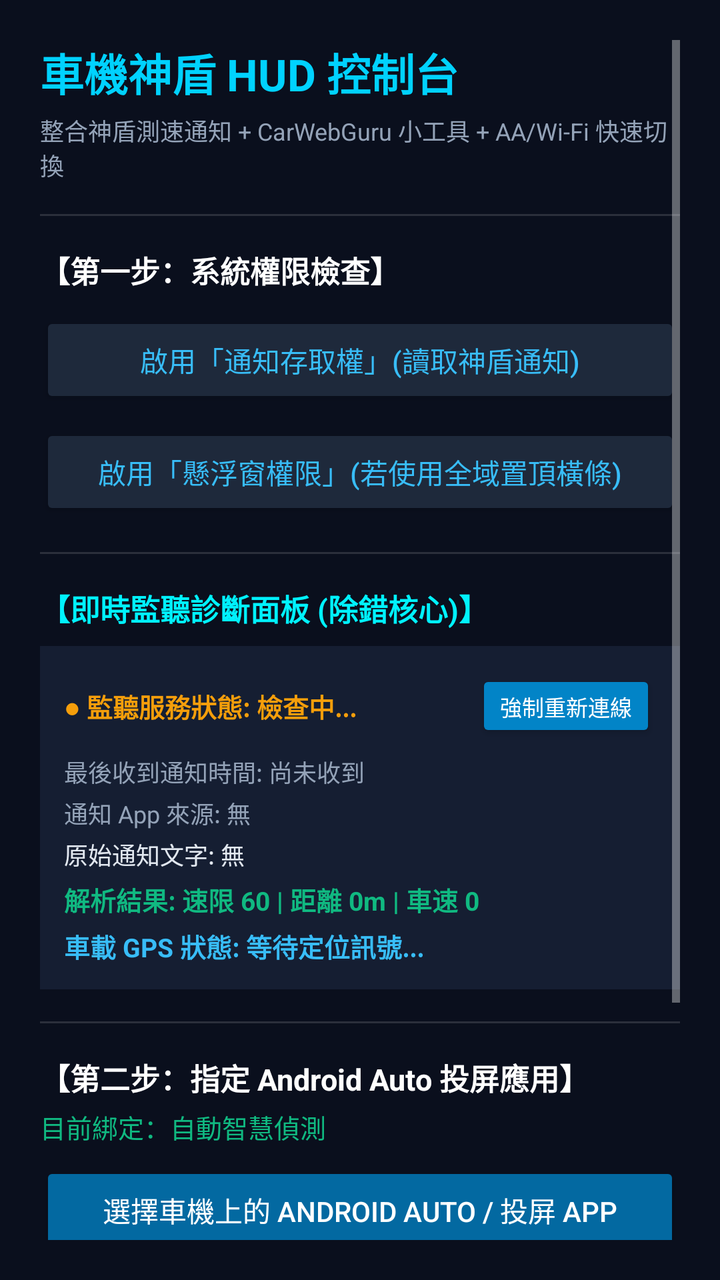
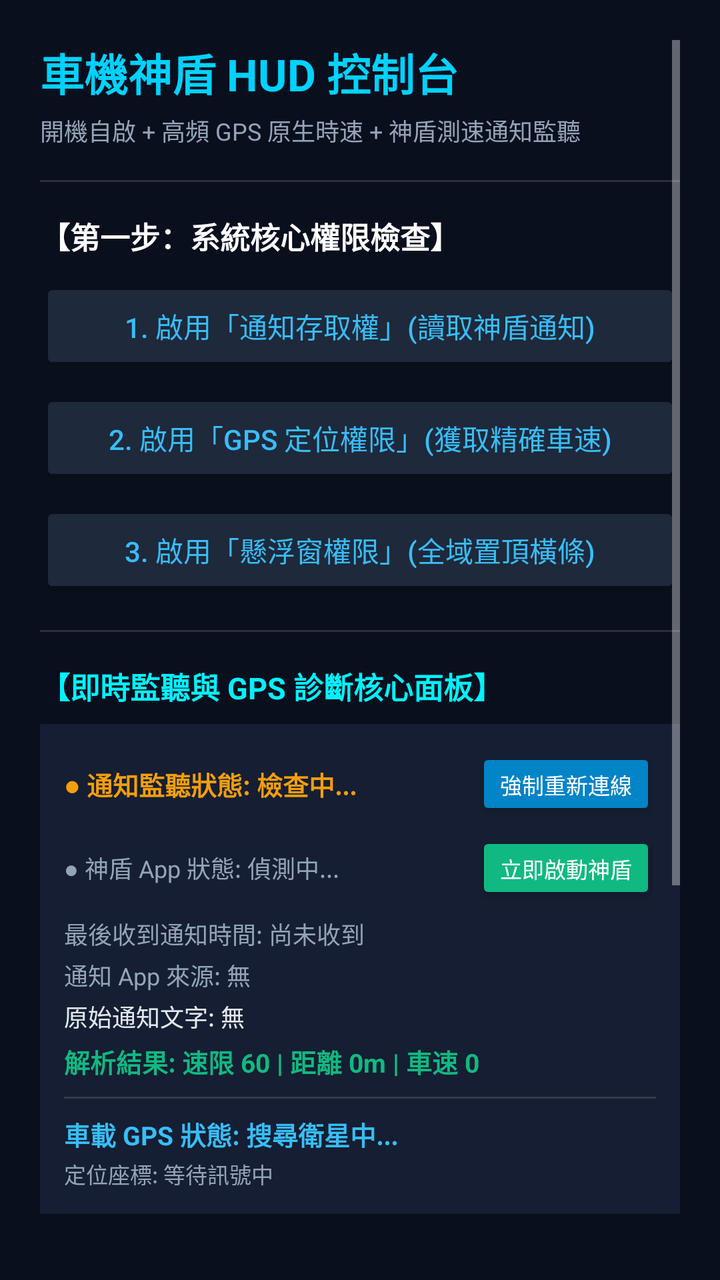

An Android layout rendered at two revisions. The XML below is the earlier revision; the diff shows what the commit changed to produce the second picture.
<!-- AndroidManifest.xml: application theme Theme.AppCompat.NoActionBar -->
<!-- res/layout/activity_main.xml -->
<?xml version="1.0" encoding="utf-8"?>
<ScrollView xmlns:android="http://schemas.android.com/apk/res/android"
    android:layout_width="match_parent"
    android:layout_height="match_parent"
    android:background="#0A0F1D"
    android:padding="20dp">

    <LinearLayout
        android:layout_width="match_parent"
        android:layout_height="wrap_content"
        android:orientation="vertical">

        <TextView
            android:layout_width="wrap_content"
            android:layout_height="wrap_content"
            android:text="車機神盾 HUD 控制台"
            android:textColor="#00D2FF"
            android:textSize="22sp"
            android:textStyle="bold" />

        <TextView
            android:layout_width="wrap_content"
            android:layout_height="wrap_content"
            android:layout_marginTop="4dp"
            android:text="整合神盾測速通知 + CarWebGuru 小工具 + AA/Wi-Fi 快速切換"
            android:textColor="#94A3B8"
            android:textSize="12sp" />

        <View
            android:layout_width="match_parent"
            android:layout_height="1dp"
            android:layout_marginTop="16dp"
            android:layout_marginBottom="16dp"
            android:background="#22FFFFFF" />

        
        <TextView
            android:layout_width="wrap_content"
            android:layout_height="wrap_content"
            android:text="【第一步：系統權限檢查】"
            android:textColor="#FFFFFF"
            android:textSize="15sp"
            android:textStyle="bold" />

        <Button
            android:id="@+id/btn_grant_notification"
            android:layout_width="match_parent"
            android:layout_height="48dp"
            android:layout_marginTop="10dp"
            android:backgroundTint="#1E293B"
            android:text="啟用「通知存取權」(讀取神盾通知)"
            android:textColor="#38BDF8" />

        <Button
            android:id="@+id/btn_grant_overlay"
            android:layout_width="match_parent"
            android:layout_height="48dp"
            android:layout_marginTop="8dp"
            android:backgroundTint="#1E293B"
            android:text="啟用「懸浮窗權限」(若使用全域置頂橫條)"
            android:textColor="#38BDF8" />

        <View
            android:layout_width="match_parent"
            android:layout_height="1dp"
            android:layout_marginTop="16dp"
            android:layout_marginBottom="16dp"
            android:background="#22FFFFFF" />

        
        <TextView
            android:layout_width="wrap_content"
            android:layout_height="wrap_content"
            android:text="【即時監聽診斷面板 (除錯核心)】"
            android:textColor="#00F2FE"
            android:textSize="15sp"
            android:textStyle="bold" />

        <LinearLayout
            android:layout_width="match_parent"
            android:layout_height="wrap_content"
            android:layout_marginTop="8dp"
            android:background="#151E32"
            android:orientation="vertical"
            android:padding="12dp">

            <LinearLayout
                android:layout_width="match_parent"
                android:layout_height="wrap_content"
                android:gravity="center_vertical"
                android:orientation="horizontal">

                <TextView
                    android:id="@+id/tv_listener_status"
                    android:layout_width="0dp"
                    android:layout_height="wrap_content"
                    android:layout_weight="1"
                    android:text="● 監聽服務狀態: 檢查中..."
                    android:textColor="#F59E0B"
                    android:textSize="13sp"
                    android:textStyle="bold" />

                <Button
                    android:id="@+id/btn_rebind_listener"
                    android:layout_width="wrap_content"
                    android:layout_height="36dp"
                    android:backgroundTint="#0284C7"
                    android:text="強制重新連線"
                    android:textSize="11sp" />
            </LinearLayout>

            <TextView
                android:id="@+id/tv_diag_time"
                android:layout_width="wrap_content"
                android:layout_height="wrap_content"
                android:layout_marginTop="6dp"
                android:text="最後收到通知時間: 尚未收到"
                android:textColor="#94A3B8"
                android:textSize="12sp" />

            <TextView
                android:id="@+id/tv_diag_pkg"
                android:layout_width="wrap_content"
                android:layout_height="wrap_content"
                android:layout_marginTop="3dp"
                android:text="通知 App 來源: 無"
                android:textColor="#94A3B8"
                android:textSize="12sp" />

            <TextView
                android:id="@+id/tv_diag_raw"
                android:layout_width="wrap_content"
                android:layout_height="wrap_content"
                android:layout_marginTop="3dp"
                android:text="原始通知文字: 無"
                android:textColor="#E2E8F0"
                android:textSize="12sp" />

            <TextView
                android:id="@+id/tv_diag_parsed"
                android:layout_width="wrap_content"
                android:layout_height="wrap_content"
                android:layout_marginTop="4dp"
                android:text="解析結果: 速限 60 | 距離 0m | 車速 0"
                android:textColor="#10B981"
                android:textSize="13sp"
                android:textStyle="bold" />

            <TextView
                android:id="@+id/tv_diag_gps"
                android:layout_width="wrap_content"
                android:layout_height="wrap_content"
                android:layout_marginTop="4dp"
                android:text="車載 GPS 狀態: 等待定位訊號..."
                android:textColor="#38BDF8"
                android:textSize="13sp"
                android:textStyle="bold" />
        </LinearLayout>

        <View
            android:layout_width="match_parent"
            android:layout_height="1dp"
            android:layout_marginTop="16dp"
            android:layout_marginBottom="16dp"
            android:background="#22FFFFFF" />

        
        <TextView
            android:layout_width="wrap_content"
            android:layout_height="wrap_content"
            android:text="【第二步：指定 Android Auto 投屏應用】"
            android:textColor="#FFFFFF"
            android:textSize="15sp"
            android:textStyle="bold" />

        <TextView
            android:id="@+id/tv_current_aa_pkg"
            android:layout_width="wrap_content"
            android:layout_height="wrap_content"
            android:layout_marginTop="4dp"
            android:text="目前綁定：自動智慧偵測"
            android:textColor="#10B981"
            android:textSize="13sp" />

        <Button
            android:id="@+id/btn_choose_aa_app"
            android:layout_width="match_parent"
            android:layout_height="48dp"
            android:layout_marginTop="8dp"
            android:backgroundTint="#0369A1"
            android:text="選擇車機上的 Android Auto / 投屏 App"
            android:textColor="#FFFFFF" />

        <View
            android:layout_width="match_parent"
            android:layout_height="1dp"
            android:layout_marginTop="16dp"
            android:layout_marginBottom="16dp"
            android:background="#22FFFFFF" />

        
        <TextView
            android:layout_width="wrap_content"
            android:layout_height="wrap_content"
            android:text="【第三步：功能啟用與模擬測試】"
            android:textColor="#FFFFFF"
            android:textSize="15sp"
            android:textStyle="bold" />

        <Button
            android:id="@+id/btn_toggle_overlay"
            android:layout_width="match_parent"
            android:layout_height="48dp"
            android:layout_marginTop="10dp"
            android:backgroundTint="#1E293B"
            android:text="開啟全域置頂懸浮橫條 (選用)"
            android:textColor="#38BDF8" />

        <LinearLayout
            android:layout_width="match_parent"
            android:layout_height="wrap_content"
            android:layout_marginTop="12dp"
            android:orientation="horizontal">

            <Button
                android:id="@+id/btn_test_normal"
                android:layout_width="0dp"
                android:layout_height="44dp"
                android:layout_weight="1"
                android:backgroundTint="#0F766E"
                android:text="模擬正常行駛"
                android:textSize="12sp" />

            <Button
                android:id="@+id/btn_test_overspeed"
                android:layout_width="0dp"
                android:layout_height="44dp"
                android:layout_marginStart="8dp"
                android:layout_weight="1"
                android:backgroundTint="#BE123C"
                android:text="模擬超速警示"
                android:textSize="12sp" />
        </LinearLayout>

    </LinearLayout>
</ScrollView>
<!-- resources referenced by this layout -->
<resources>

</resources>

<!-- the commit's change to res/layout/activity_main.xml (unified diff, before → after) -->
@@ -22,7 +22,7 @@
             android:layout_width="wrap_content"
             android:layout_height="wrap_content"
             android:layout_marginTop="4dp"
-            android:text="整合神盾測速通知 + CarWebGuru 小工具 + AA/Wi-Fi 快速切換"
+            android:text="開機自啟 + 高頻 GPS 原生時速 + 神盾測速通知監聽"
             android:textColor="#94A3B8"
             android:textSize="12sp" />
 
@@ -37,7 +37,7 @@
         <TextView
             android:layout_width="wrap_content"
             android:layout_height="wrap_content"
-            android:text="【第一步：系統權限檢查】"
+            android:text="【第一步：系統核心權限檢查】"
             android:textColor="#FFFFFF"
             android:textSize="15sp"
             android:textStyle="bold" />
@@ -48,16 +48,25 @@
             android:layout_height="48dp"
             android:layout_marginTop="10dp"
             android:backgroundTint="#1E293B"
-            android:text="啟用「通知存取權」(讀取神盾通知)"
+            android:text="1. 啟用「通知存取權」(讀取神盾通知)"
             android:textColor="#38BDF8" />
 
         <Button
-            android:id="@+id/btn_grant_overlay"
+            android:id="@+id/btn_grant_location"
             android:layout_width="match_parent"
             android:layout_height="48dp"
             android:layout_marginTop="8dp"
             android:backgroundTint="#1E293B"
-            android:text="啟用「懸浮窗權限」(若使用全域置頂橫條)"
+            android:text="2. 啟用「GPS 定位權限」(獲取精確車速)"
+            android:textColor="#38BDF8" />
+
+        <Button
+            android:id="@+id/btn_grant_overlay"
+            android:layout_width="match_parent"
+            android:layout_height="48dp"
+            android:layout_marginTop="8dp"
+            android:backgroundTint="#1E293B"
+            android:text="3. 啟用「懸浮窗權限」(全域置頂橫條)"
             android:textColor="#38BDF8" />
 
         <View
@@ -71,7 +80,7 @@
         <TextView
             android:layout_width="wrap_content"
             android:layout_height="wrap_content"
-            android:text="【即時監聽診斷面板 (除錯核心)】"
+            android:text="【即時監聽與 GPS 診斷核心面板】"
             android:textColor="#00F2FE"
             android:textSize="15sp"
             android:textStyle="bold" />
@@ -84,6 +93,7 @@
             android:orientation="vertical"
             android:padding="12dp">
 
+            
             <LinearLayout
                 android:layout_width="match_parent"
                 android:layout_height="wrap_content"
@@ -95,7 +105,7 @@
                     android:layout_width="0dp"
                     android:layout_height="wrap_content"
                     android:layout_weight="1"
-                    android:text="● 監聽服務狀態: 檢查中..."
+                    android:text="● 通知監聽狀態: 檢查中..."
                     android:textColor="#F59E0B"
                     android:textSize="13sp"
                     android:textStyle="bold" />
@@ -109,6 +119,32 @@
                     android:textSize="11sp" />
             </LinearLayout>
 
+            
+            <LinearLayout
+                android:layout_width="match_parent"
+                android:layout_height="wrap_content"
+                android:layout_marginTop="6dp"
+                android:gravity="center_vertical"
+                android:orientation="horizontal">
+
+                <TextView
+                    android:id="@+id/tv_speedtrap_status"
+                    android:layout_width="0dp"
+                    android:layout_height="wrap_content"
+                    android:layout_weight="1"
+                    android:text="● 神盾 App 狀態: 偵測中..."
+                    android:textColor="#94A3B8"
+                    android:textSize="12sp" />
+
+                <Button
+                    android:id="@+id/btn_launch_speedtrap"
+                    android:layout_width="wrap_content"
+                    android:layout_height="36dp"
+                    android:backgroundTint="#10B981"
+                    android:text="立即啟動神盾"
+                    android:textSize="11sp" />
+            </LinearLayout>
+
             <TextView
                 android:id="@+id/tv_diag_time"
                 android:layout_width="wrap_content"
@@ -146,15 +182,31 @@
                 android:textSize="13sp"
                 android:textStyle="bold" />
 
+            <View
+                android:layout_width="match_parent"
+                android:layout_height="1dp"
+                android:layout_marginTop="8dp"
+                android:layout_marginBottom="8dp"
+                android:background="#22FFFFFF" />
+
+            
             <TextView
                 android:id="@+id/tv_diag_gps"
                 android:layout_width="wrap_content"
                 android:layout_height="wrap_content"
-                android:layout_marginTop="4dp"
-                android:text="車載 GPS 狀態: 等待定位訊號..."
+                android:text="車載 GPS 狀態: 搜尋衛星中..."
                 android:textColor="#38BDF8"
                 android:textSize="13sp"
                 android:textStyle="bold" />
+
+            <TextView
+                android:id="@+id/tv_diag_gps_detail"
+                android:layout_width="wrap_content"
+                android:layout_height="wrap_content"
+                android:layout_marginTop="2dp"
+                android:text="定位座標: 等待訊號中"
+                android:textColor="#94A3B8"
+                android:textSize="11sp" />
         </LinearLayout>
 
         <View
@@ -168,58 +220,24 @@
         <TextView
             android:layout_width="wrap_content"
             android:layout_height="wrap_content"
-            android:text="【第二步：指定 Android Auto 投屏應用】"
+            android:text="【第二步：HUD 懸浮條開關與模擬測試】"
             android:textColor="#FFFFFF"
             android:textSize="15sp"
             android:textStyle="bold" />
 
-        <TextView
-            android:id="@+id/tv_current_aa_pkg"
-            android:layout_width="wrap_content"
-            android:layout_height="wrap_content"
-            android:layout_marginTop="4dp"
-            android:text="目前綁定：自動智慧偵測"
-            android:textColor="#10B981"
-            android:textSize="13sp" />
-
-        <Button
-            android:id="@+id/btn_choose_aa_app"
-            android:layout_width="match_parent"
-            android:layout_height="48dp"
-            android:layout_marginTop="8dp"
-            android:backgroundTint="#0369A1"
-            android:text="選擇車機上的 Android Auto / 投屏 App"
+        <Button
+            android:id="@+id/btn_toggle_overlay"
+            android:layout_width="match_parent"
+            android:layout_height="48dp"
+            android:layout_marginTop="10dp"
+            android:backgroundTint="#0284C7"
+            android:text="開啟全域置頂懸浮橫條 (HUD)"
             android:textColor="#FFFFFF" />
 
-        <View
-            android:layout_width="match_parent"
-            android:layout_height="1dp"
-            android:layout_marginTop="16dp"
-            android:layout_marginBottom="16dp"
-            android:background="#22FFFFFF" />
-
-        
-        <TextView
-            android:layout_width="wrap_content"
-            android:layout_height="wrap_content"
-            android:text="【第三步：功能啟用與模擬測試】"
-            android:textColor="#FFFFFF"
-            android:textSize="15sp"
-            android:textStyle="bold" />
-
-        <Button
-            android:id="@+id/btn_toggle_overlay"
-            android:layout_width="match_parent"
-            android:layout_height="48dp"
+        <LinearLayout
+            android:layout_width="match_parent"
+            android:layout_height="wrap_content"
             android:layout_marginTop="10dp"
-            android:backgroundTint="#1E293B"
-            android:text="開啟全域置頂懸浮橫條 (選用)"
-            android:textColor="#38BDF8" />
-
-        <LinearLayout
-            android:layout_width="match_parent"
-            android:layout_height="wrap_content"
-            android:layout_marginTop="12dp"
             android:orientation="horizontal">
 
             <Button
@@ -228,19 +246,63 @@
                 android:layout_height="44dp"
                 android:layout_weight="1"
                 android:backgroundTint="#0F766E"
-                android:text="模擬正常行駛"
+                android:text="模擬正常測速"
                 android:textSize="12sp" />
 
             <Button
                 android:id="@+id/btn_test_overspeed"
                 android:layout_width="0dp"
                 android:layout_height="44dp"
-                android:layout_marginStart="8dp"
+                android:layout_marginStart="6dp"
                 android:layout_weight="1"
                 android:backgroundTint="#BE123C"
-                android:text="模擬超速警示"
+                android:text="模擬超速警報"
+                android:textSize="12sp" />
+
+            <Button
+                android:id="@+id/btn_test_gps_speed"
+                android:layout_width="0dp"
+                android:layout_height="44dp"
+                android:layout_marginStart="6dp"
+                android:layout_weight="1"
+                android:backgroundTint="#7C3AED"
+                android:text="模擬時速跳動"
                 android:textSize="12sp" />
         </LinearLayout>
+
+        <View
+            android:layout_width="match_parent"
+            android:layout_height="1dp"
+            android:layout_marginTop="16dp"
+            android:layout_marginBottom="16dp"
+            android:background="#22FFFFFF" />
+
+        
+        <TextView
+            android:layout_width="wrap_content"
+            android:layout_height="wrap_content"
+            android:text="【第三步：指定投屏 / Android Auto 快捷鍵】"
+            android:textColor="#FFFFFF"
+            android:textSize="15sp"
+            android:textStyle="bold" />
+
+        <TextView
+            android:id="@+id/tv_current_aa_pkg"
+            android:layout_width="wrap_content"
+            android:layout_height="wrap_content"
+            android:layout_marginTop="4dp"
+            android:text="目前綁定：自動智慧偵測 (ZLINK / AutoKit)"
+            android:textColor="#10B981"
+            android:textSize="13sp" />
+
+        <Button
+            android:id="@+id/btn_choose_aa_app"
+            android:layout_width="match_parent"
+            android:layout_height="48dp"
+            android:layout_marginTop="8dp"
+            android:backgroundTint="#1E293B"
+            android:text="選擇車機上的 Android Auto / 投屏 App"
+            android:textColor="#38BDF8" />
 
     </LinearLayout>
 </ScrollView>
